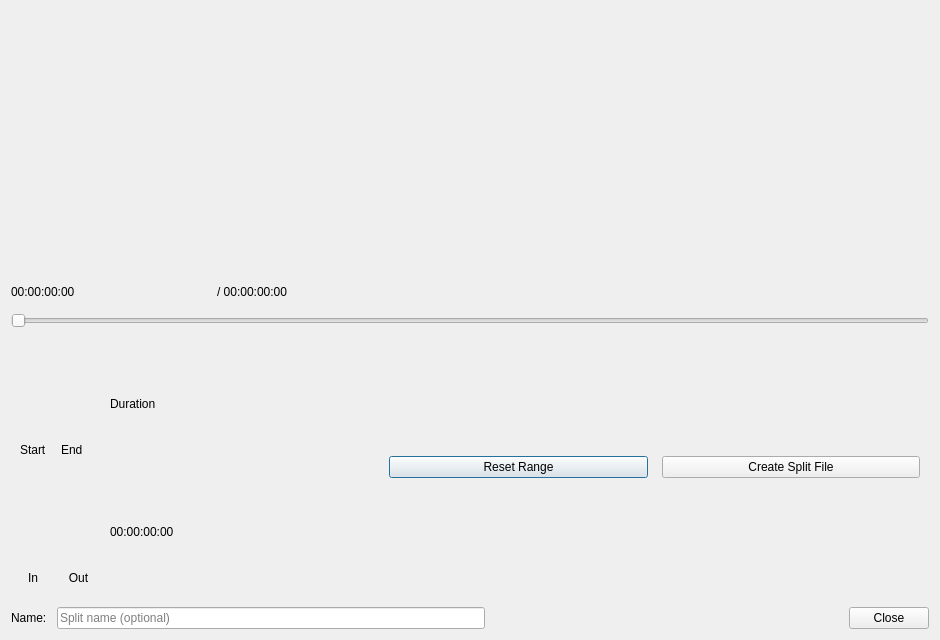
This is src/windows/ui/cutting.ui in OpenShot/openshot-qt as Qt 5 draws it before an edit. The edited form follows.
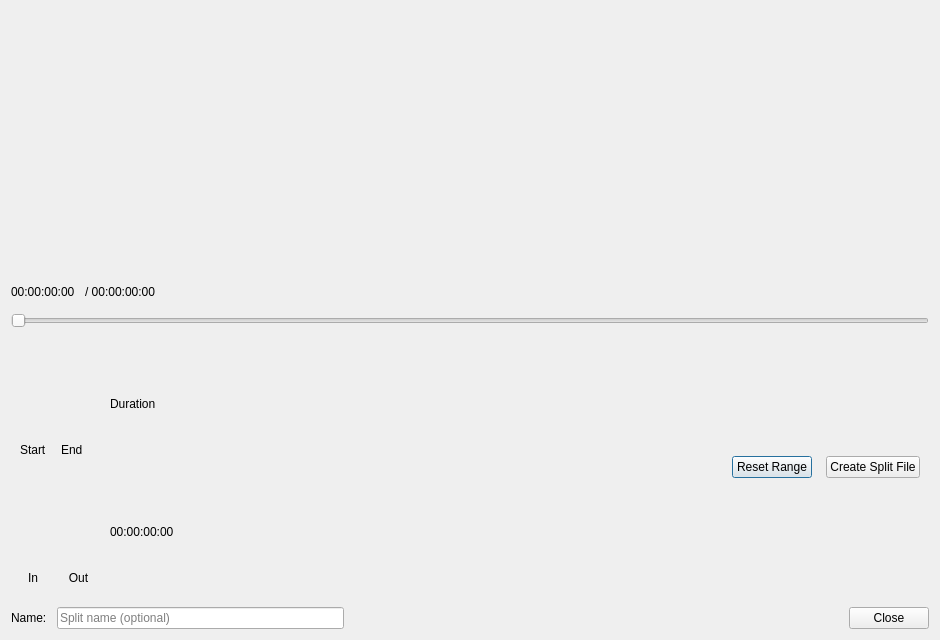
This is the edited form. Icons and pictures are not drawn.

Commit message:
fix(ui): give the Preview/Split File dialog spacers a sizeHint
The spacers added to cutting.ui with the keyboard-friendly source
preview have no sizeHint property. PyQt6's uic cannot build a spacer
without one (QSpacerItem() receives the size policy as its width), so
the Preview File and Split File dialogs fail to open under PyQt6.

Add the 40x20 sizeHint Qt Designer writes for every spacer. PyQt5 and
PyQt6 both load the file.

Diff of the .ui file:
```diff
--- a/src/windows/ui/cutting.ui
+++ b/src/windows/ui/cutting.ui
@@ -55,6 +55,12 @@
          <property name="orientation">
           <enum>Qt::Horizontal</enum>
          </property>
+         <property name="sizeHint" stdset="0">
+          <size>
+           <width>40</width>
+           <height>20</height>
+          </size>
+         </property>
         </spacer>
        </item>
       </layout>
@@ -201,6 +207,12 @@
         <property name="orientation">
          <enum>Qt::Horizontal</enum>
         </property>
+        <property name="sizeHint" stdset="0">
+         <size>
+          <width>40</width>
+          <height>20</height>
+         </size>
+        </property>
        </spacer>
       </item>
       <item>
@@ -241,6 +253,12 @@
        <property name="orientation">
         <enum>Qt::Horizontal</enum>
        </property>
+       <property name="sizeHint" stdset="0">
+        <size>
+         <width>40</width>
+         <height>20</height>
+        </size>
+       </property>
       </spacer>
      </item>
      <item>
```
Left out of the diff: 6 changed lines with no effect on the pictures.
